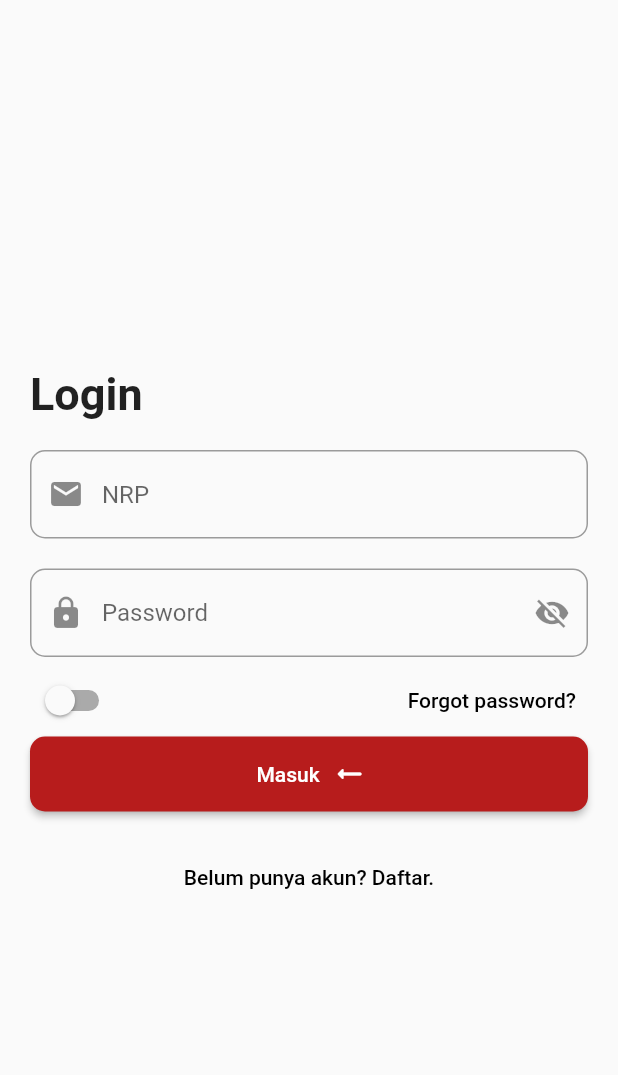
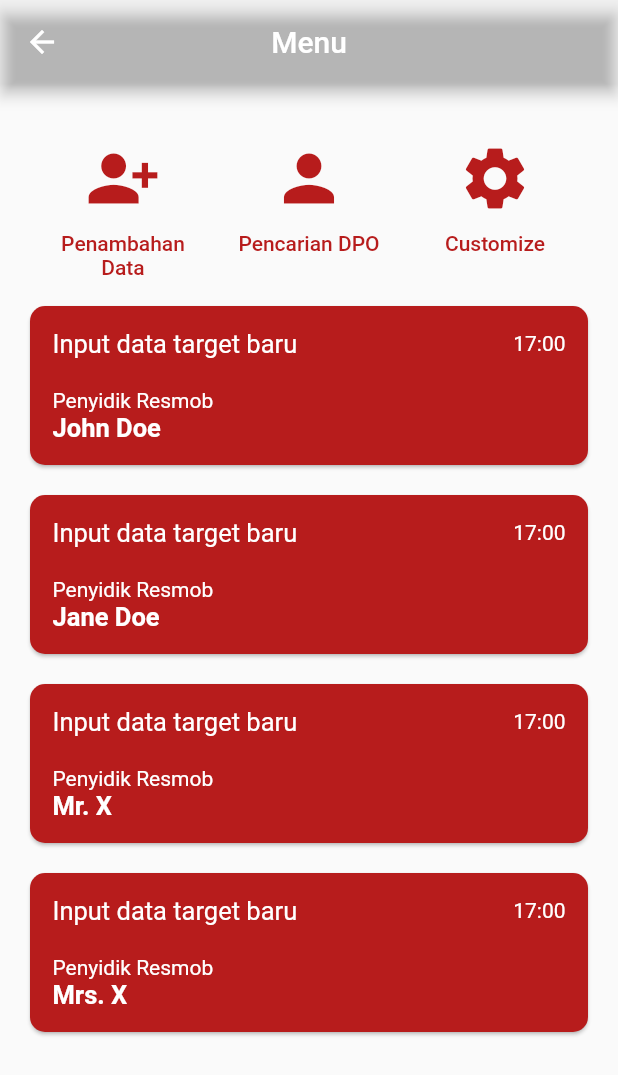
Before and after one commit to iamalinurdin/polres_app, a Flutter app: the screen it shows after launch, after a tap on "Masuk", on a phone screen of 412 x 824 dp. Shown: the top 1075 px of the screen. Run offline on Flutter 3.47's test engine with Material 2 defaults, Android fonts, the phone set to English and light mode, and no system bars; our stand-ins replace pinput.

Commit message:
slicing laman utama dan tambah data tersangka

```diff
--- a/lib/auth/login.dart
+++ b/lib/auth/login.dart
@@ -1,6 +1,7 @@
 import 'package:flutter/material.dart';
 import 'package:polres_app/auth/register.dart';
 import 'package:polres_app/auth/reset_password.dart';
+import 'package:polres_app/pages/home.dart';
 
 class LoginPage extends StatefulWidget {
   const LoginPage({Key? key}) : super(key: key);
@@ -91,7 +92,9 @@ class _LoginPageState extends State<LoginPage> {
             textDirection: TextDirection.rtl,
             child: ElevatedButton.icon(
               onPressed: () {
-                print('ok');
+                Navigator.push(context, MaterialPageRoute(builder: (context) {
+                  return HomePage();
+                }));
               },
               icon: Icon(Icons.arrow_right_alt_rounded),
               label: Text('Masuk'),
--- /dev/null
+++ b/lib/pages/home.dart
@@ -0,0 +1,199 @@
+import 'package:flutter/material.dart';
+import 'package:polres_app/services/activity.dart';
+import 'package:polres_app/pages/create.dart';
+
+class HomePage extends StatefulWidget {
+  const HomePage({Key? key}) : super(key: key);
+
+  @override
+  State<HomePage> createState() => _HomePageState();
+}
+
+class _HomePageState extends State<HomePage> {
+  @override
+
+  List<Activity> activities = [
+    Activity(user: 'John Doe', time: '17:00', activity: 'Input data target baru'),
+    Activity(user: 'Jane Doe', time: '17:00', activity: 'Input data target baru'),
+    Activity(user: 'Mr. X', time: '17:00', activity: 'Input data target baru'),
+    Activity(user: 'Mrs. X', time: '17:00', activity: 'Input data target baru'),
+  ];
+
+  Widget build(BuildContext context) {
+    return Scaffold(
+      appBar: AppBar(
+        title: Text('Menu'),
+        centerTitle: true,
+        backgroundColor: Colors.transparent,
+      ),
+      body: ListView(
+        padding: EdgeInsets.fromLTRB(20, 30, 20, 0),
+        children: [
+          Row(
+            mainAxisAlignment: MainAxisAlignment.spaceBetween,
+            crossAxisAlignment: CrossAxisAlignment.start,
+            children: [
+              Expanded(
+                child: TextButton(
+                  onPressed: () {
+                    Navigator.push(context, MaterialPageRoute(builder: (context) {
+                      return CreateTargetPage();
+                    }));
+                  },
+                  child: Column(
+                    mainAxisAlignment: MainAxisAlignment.center,
+                    children: [
+                      Icon(
+                        Icons.person_add_alt_1,
+                        size: 50,
+                        color: Colors.red[900],
+                      ),
+                      SizedBox(height: 10),
+                      Text(
+                        'Penambahan Data',
+                        style: TextStyle(
+                            color: Colors.red[900]
+                        ),
+                        textAlign: TextAlign.center,
+                      )
+                    ],
+                  ),
+                ),
+              ),
+              Expanded(
+                child: TextButton(
+                  onPressed: () {
+                    print('penambahan data');
+                  },
+                  child: Column(
+                    mainAxisAlignment: MainAxisAlignment.center,
+                    children: [
+                      Icon(
+                        Icons.person,
+                        size: 50,
+                        color: Colors.red[900],
+                      ),
+                      SizedBox(height: 10),
+                      Text(
+                        'Pencarian DPO',
+                        style: TextStyle(
+                          color: Colors.red[900]
+                        ),
+                        textAlign: TextAlign.center,
+                      )
+                    ],
+                  ),
+                ),
+              ),
+              Expanded(
+                child: TextButton(
+                    onPressed: () {
+                      print('penambahan data');
+                    },
+                    child: Column(
+                      mainAxisAlignment: MainAxisAlignment.center,
+                      children: [
+                        Icon(
+                          Icons.settings,
+                          size: 50,
+                          color: Colors.red[900],
+                        ),
+                        SizedBox(height: 10),
+                        Text(
+                          'Customize',
+                          style: TextStyle(
+                            color: Colors.red[900]
+                          ),
+                          textAlign: TextAlign.center,
+                        )
+                      ],
+                    )
+                ),
+              ),
+            ],
+          ),
+          Column(
+            children: activities.map((activity) => activityCard(activity)).toList()
+          )
+        ],
+      ),
+    );
+  }
+
+  Card activityCard(Activity activity) {
+    return Card(
+      margin: EdgeInsets.symmetric(vertical: 10, horizontal: 0),
+      child: Padding(
+        padding: EdgeInsets.all(15),
+        child: Column(
+          crossAxisAlignment: CrossAxisAlignment.stretch,
+          children: [
+            Row(
+              mainAxisAlignment: MainAxisAlignment.spaceBetween,
+              children: [
+                Text(
+                  '${activity.activity}',
+                  style: TextStyle(
+                      fontSize: 17,
+                      color: Colors.white
+                  ),
+                ),
+                Text(
+                  '${activity.time}',
+                  style: TextStyle(
+                    color: Colors.white
+                  ),
+                )
+              ],
+            ),
+            SizedBox(height: 20),
+            Text(
+              'Penyidik Resmob',
+              style: TextStyle(
+                color: Colors.white,
+              ),
+            ),
+            Text(
+              '${activity.user}',
+              style: TextStyle(
+                fontWeight: FontWeight.bold,
+                color: Colors.white,
+                fontSize: 17
+              ),
+            )
+          ],
+        )
+      ),
+      color: Colors.red[900],
+      shape: RoundedRectangleBorder(
+        borderRadius: BorderRadius.circular(10)
+      ),
+    );
+  }
+
+  Expanded menuExpanded(IconData iconData, String label, Function redirect) {
+    return Expanded(
+      child: TextButton(
+        onPressed: redirect(),
+        child: Column(
+          mainAxisAlignment: MainAxisAlignment.center,
+          children: [
+            Icon(
+              iconData,
+              size: 50,
+              color: Colors.red[900],
+            ),
+            SizedBox(height: 10),
+            Text(
+              'Penambahan Data',
+              style: TextStyle(
+                color: Colors.red[900],
+              ),
+              textAlign: TextAlign.center,
+            )
+          ],
+        )
+      ),
+    );
+  }
+}
--- /dev/null
+++ b/lib/services/activity.dart
@@ -0,0 +1,7 @@
+class Activity {
+  String? user;
+  String? time;
+  String? activity;
+
+  Activity({this.user, this.time, this.activity});
+}
```
Also changed, not shown: lib/pages/create.dart (added, +131 -0 lines).
